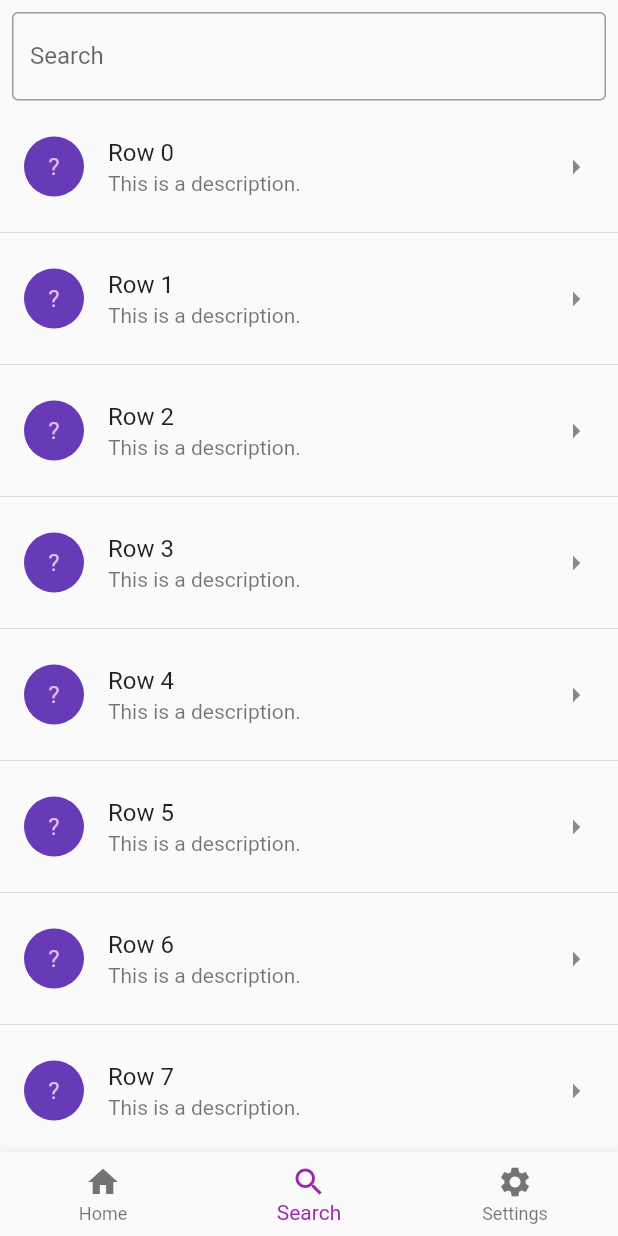
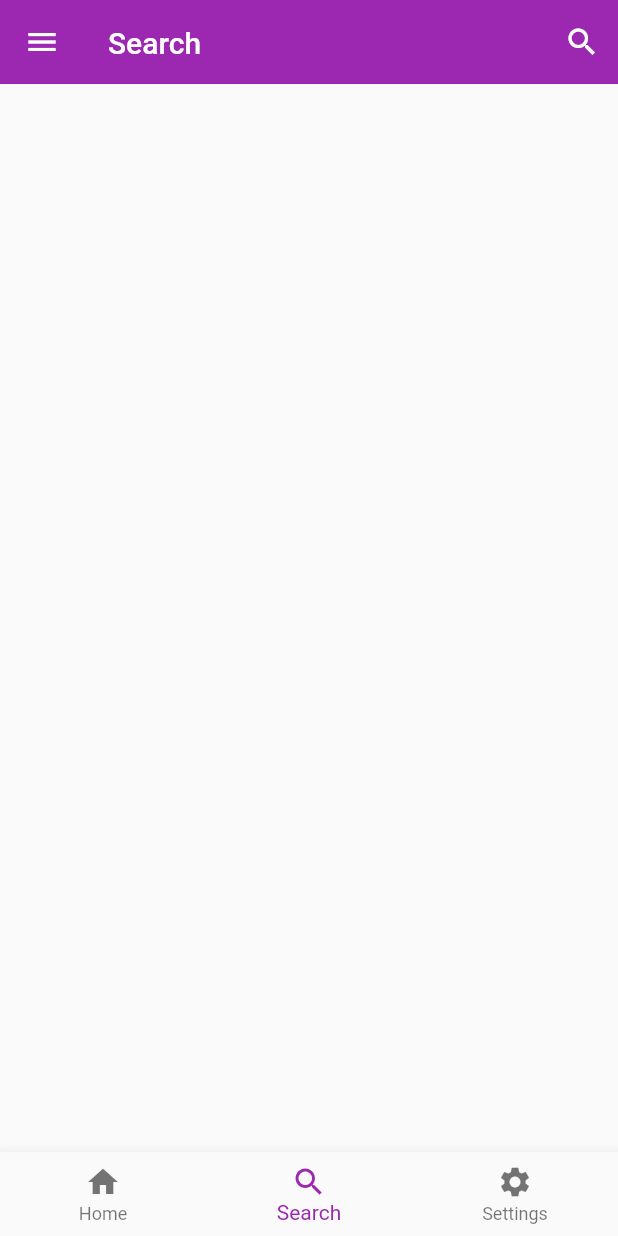
Before and after one commit to 9kimgu/jikanganai, a Flutter app: the screen it shows after launch, item 2 of the bottom bar chosen, on a phone screen of 412 x 824 dp. Run offline on Flutter 3.47's test engine with Material 2 defaults, Android fonts, the phone set to English and light mode, and no system bars; missing offline and left inert: jikan_dart.

Commit message:
adjusted search UI

```diff
--- a/lib/searchView.dart
+++ b/lib/searchView.dart
@@ -5,7 +5,31 @@ class SearchWidget extends StatelessWidget{
 
   @override
   Widget build(BuildContext context) {
-    return new Scaffold(
+    return CustomScrollView(slivers: <Widget>[
+      SliverAppBar(
+        floating: true,
+        pinned: false,
+        snap: true,
+        leading: IconButton(
+          icon: Icon(Icons.menu),
+          onPressed: (){
+            //menu icon for search
+          }
+        ),
+        flexibleSpace: const FlexibleSpaceBar(
+          title: Text('Search'),
+        ),
+        actions: <Widget>[
+          IconButton(
+            icon: Icon(Icons.search),
+            onPressed: (){
+              //expand search textfield here
+            }
+          )
+        ]
+      )
+    ],);
+    /*return new Scaffold(
       body: Container(
         child: Column(
           children: <Widget>[
@@ -47,7 +71,7 @@ class SearchWidget extends StatelessWidget{
           ]
         )
       )
-    );
+    );*/
   }
 }
 
```
Also changed, not shown: lib/settingsView.dart (+6 -1 lines).
